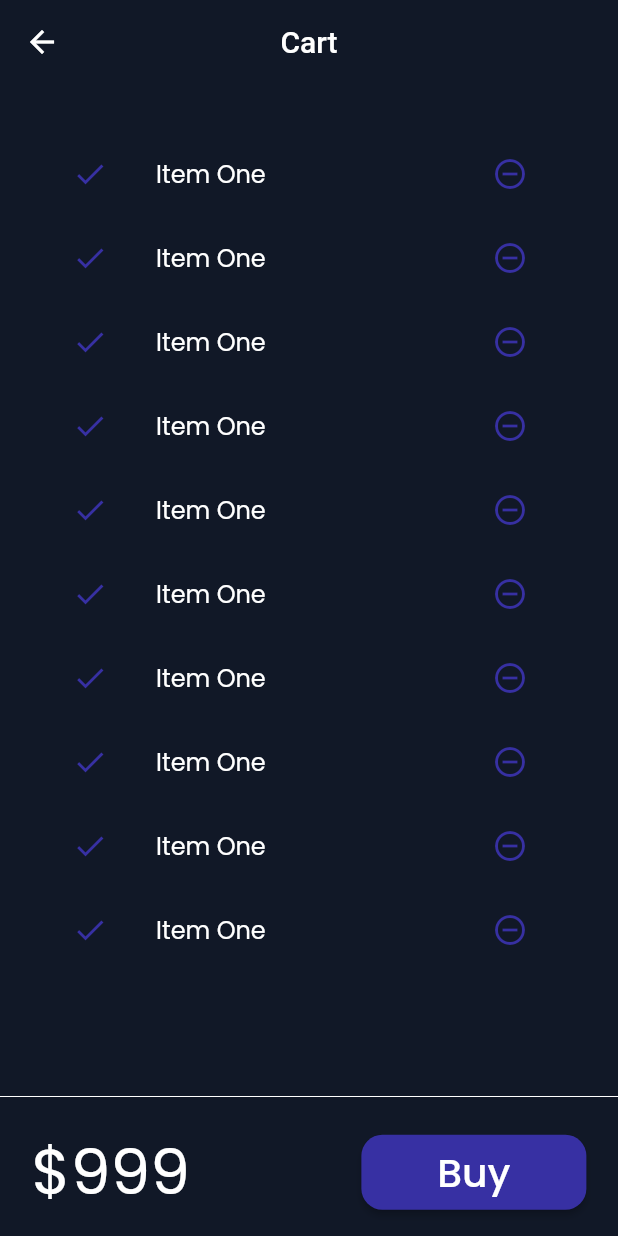
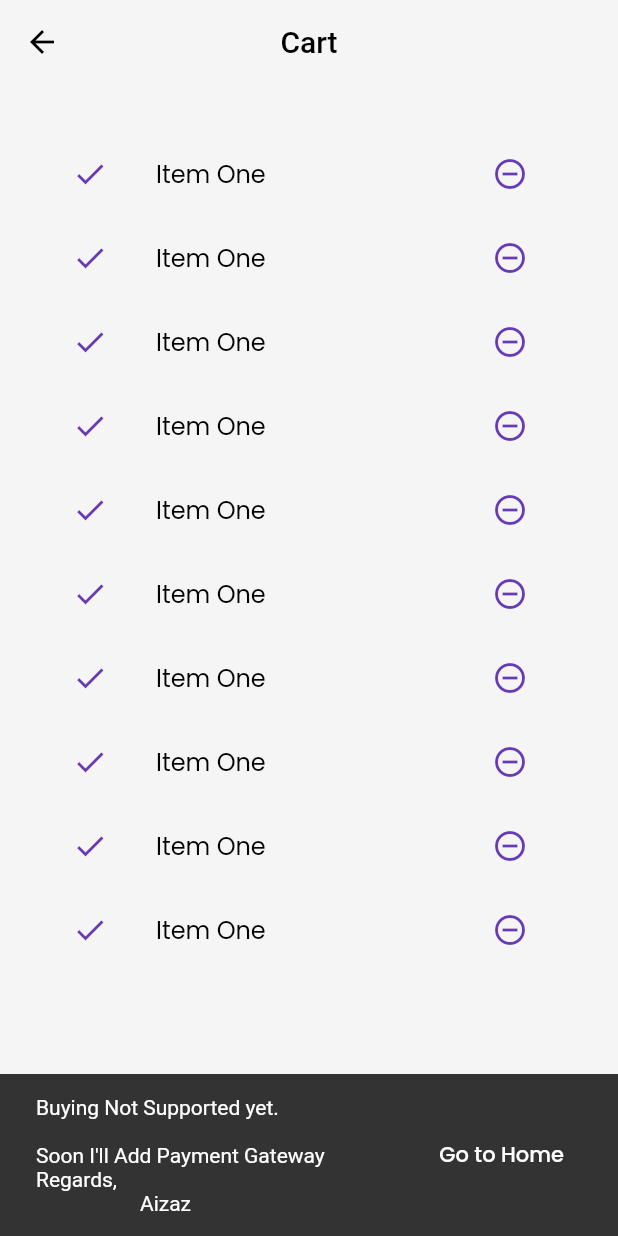
Before and after one commit to 4643880/Catalog-App-Flutter, a Flutter app: the MyCartPage screen opened by its route, after a tap on "Buy", on a phone screen of 412 x 824 dp. Run offline on Flutter 3.47's test engine with Material 2 defaults, Android fonts, the phone set to English and light mode, and no system bars; our stand-ins replace font_awesome_flutter, google_fonts, velocity_x; network calls fail.

```diff
--- a/lib/main.dart
+++ b/lib/main.dart
@@ -25,7 +25,7 @@ class _MyAppState extends State<MyApp> {
     return MaterialApp(
       themeMode: ThemeMode.system,
       debugShowCheckedModeBanner: false,
-      theme: MyTheme.darkTheme(context),
+      theme: MyTheme.lightTheme(context),
       darkTheme: MyTheme.darkTheme(context),
 
 
--- a/lib/models/catalog.dart
+++ b/lib/models/catalog.dart
@@ -4,11 +4,11 @@ class MyCatalogModel{
   static List<Items> product;
 
   //GET ITEM BY ID
-  static getById(int id) =>
+  getById(int id) =>
   product.firstWhere((element) => element.id == id, orElse: null);
 
   //GEt ITEM BY POSITION
-  static getByPosition(int pos) =>
+  getByPosition(int pos) =>
   product[pos];
 }
 
--- a/lib/pages/cart_page.dart
+++ b/lib/pages/cart_page.dart
@@ -1,5 +1,6 @@
 import 'package:flutter/cupertino.dart';
 import 'package:flutter/material.dart';
+import 'package:flutter_catalog_app/pages/home_page.dart';
 import 'package:flutter_catalog_app/widgets/themes.dart';
 import 'package:velocity_x/velocity_x.dart';
 class MyCartPage extends StatelessWidget {
@@ -73,7 +74,20 @@ class MyCartTotal extends StatelessWidget {
 
               backgroundColor: MaterialStateProperty.all(Theme.of(context).buttonColor)
             ),
-            onPressed: (){},
+            onPressed: (){
+              ScaffoldMessenger.of(context).showSnackBar(
+                SnackBar(
+                  duration: Duration(seconds: 5),
+                  content: "Buying Not Supported yet.\n\nSoon I'll Add Payment Gateway\nRegards,\n                    Aizaz".text.make(),
+                action: SnackBarAction(
+                  textColor: Colors.white,
+                  label: "Go to Home",
+                   onPressed: (){
+                     Navigator.push(context, MaterialPageRoute(builder: (context) => HomePage()));
+                   }),
+                )
+              );
+            },
              child: "Buy".text.xl3.white.make()
              ).wh(150, 50),
         ],
--- a/lib/widgets/home_widgets/catalog_list.dart
+++ b/lib/widgets/home_widgets/catalog_list.dart
@@ -15,7 +15,7 @@ class MyCatalogList extends StatelessWidget {
       itemCount: MyCatalogModel.product.length,
       itemBuilder: (BuildContext context, int index){
 
-        final catalog = MyCatalogModel.getByPosition(index);
+        final catalog = MyCatalogModel.product[index];
 
         return InkWell(
           onTap: () => Navigator.push(context, MaterialPageRoute(builder: (context) => HomeDetailPage(catalog: catalog,))),
```
Also changed, not shown: lib/models/cart.dart (added, +36 -0 lines).
